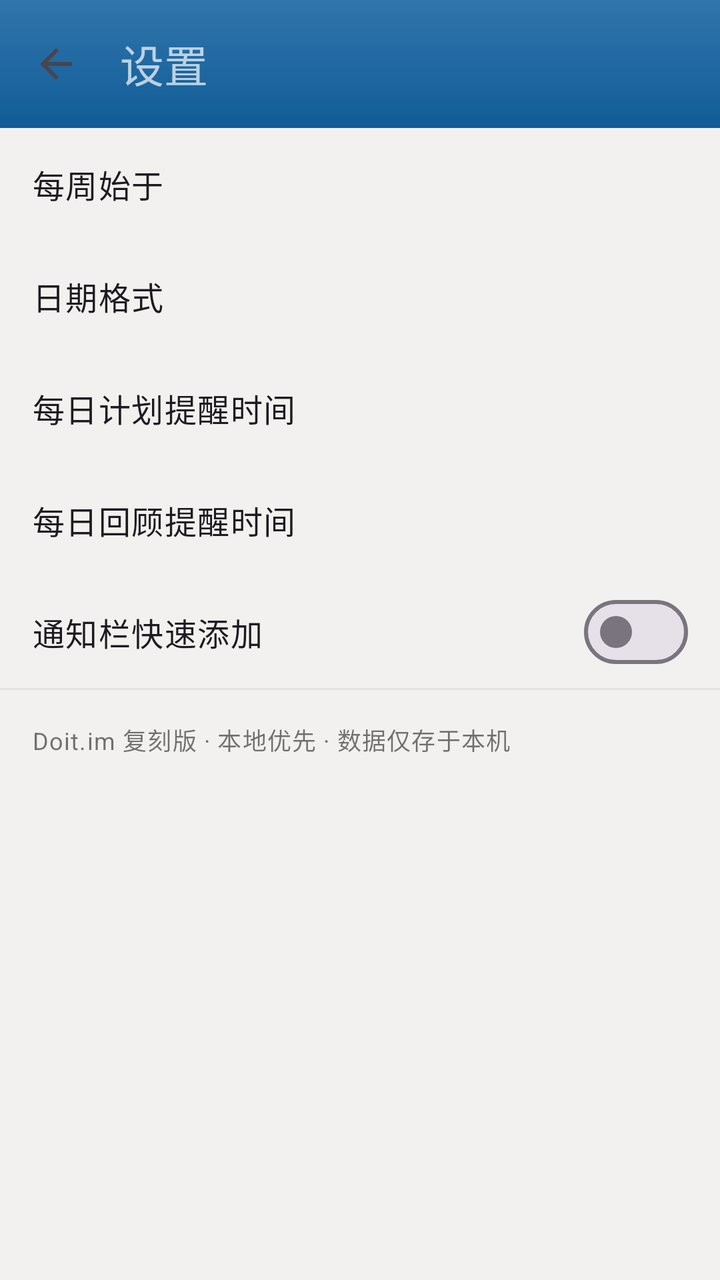
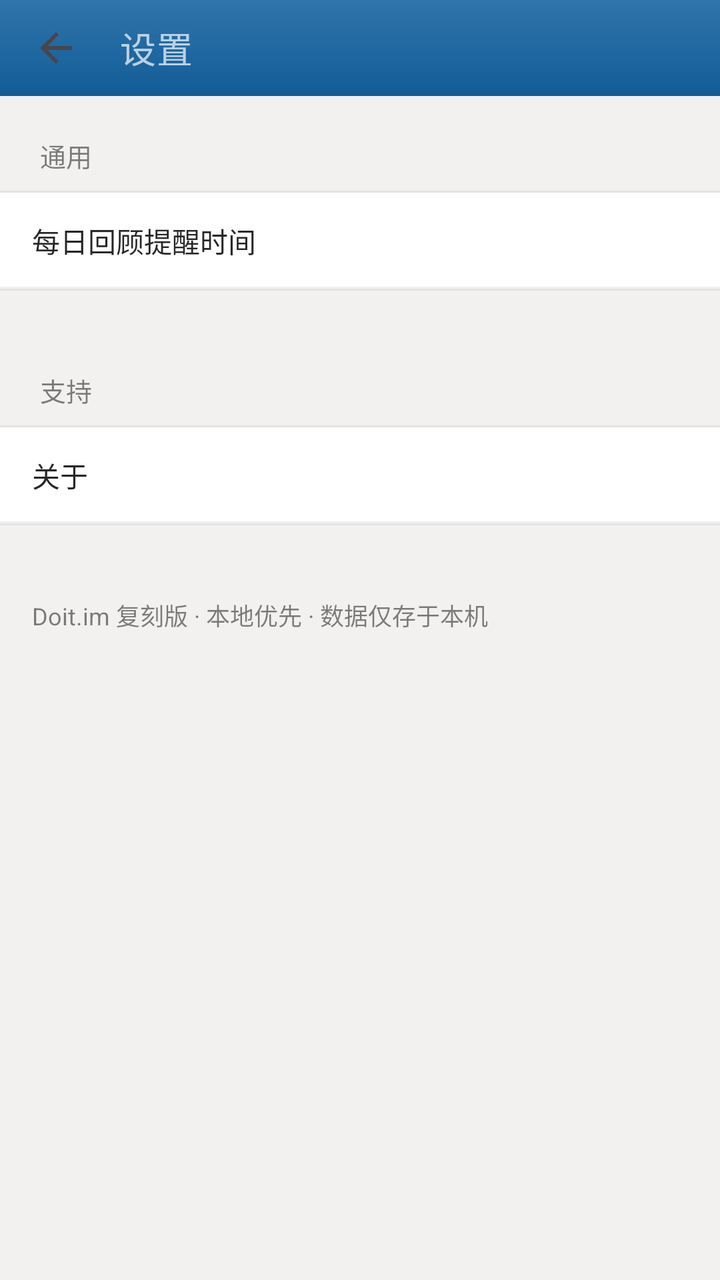

Before-and-after screenshots of an Android layout around one commit, followed by the original layout XML and the change that was made.
<!-- AndroidManifest.xml: application theme Theme.DoitClone -->
<!-- res/layout/activity_settings.xml -->
<ScrollView
    xmlns:android="http://schemas.android.com/apk/res/android"
    xmlns:app="http://schemas.android.com/apk/res-auto"
    android:layout_width="match_parent"
    android:layout_height="match_parent">

    <LinearLayout
        android:layout_width="match_parent"
        android:layout_height="wrap_content"
        android:orientation="vertical">

        <com.google.android.material.appbar.MaterialToolbar
            android:id="@+id/toolbar"
            android:layout_width="match_parent"
            android:layout_height="?attr/actionBarSize"
            android:background="@drawable/actionbar_bg"
            app:navigationIcon="@drawable/ic_arrow_back"
            app:title="@string/settings" 
        app:titleTextColor="@color/actionbar_title_text_color"
        app:theme="@style/ToolbarMenuTheme" />

        <LinearLayout
            android:id="@+id/row_week_start"
            android:layout_width="match_parent"
            android:layout_height="56dp"
            android:gravity="center_vertical"
            android:orientation="horizontal"
            android:paddingStart="16dp"
            android:paddingEnd="16dp"
            android:background="?attr/selectableItemBackground">
            <TextView android:id="@+id/label_week_start" android:layout_width="0dp" android:layout_weight="1" android:layout_height="wrap_content" android:text="@string/settings_week_start" android:textAppearance="@style/TextAppearance.Material3.BodyLarge" />
            <TextView android:id="@+id/value_week_start" android:layout_width="wrap_content" android:layout_height="wrap_content" android:textColor="@color/text_secondary" android:textAppearance="@style/TextAppearance.Material3.BodyMedium" />
        </LinearLayout>

        <LinearLayout
            android:id="@+id/row_date_format"
            android:layout_width="match_parent"
            android:layout_height="56dp"
            android:gravity="center_vertical"
            android:orientation="horizontal"
            android:paddingStart="16dp"
            android:paddingEnd="16dp"
            android:background="?attr/selectableItemBackground">
            <TextView android:layout_width="0dp" android:layout_weight="1" android:layout_height="wrap_content" android:text="@string/settings_date_format" android:textAppearance="@style/TextAppearance.Material3.BodyLarge" />
            <TextView android:id="@+id/value_date_format" android:layout_width="wrap_content" android:layout_height="wrap_content" android:textColor="@color/text_secondary" android:textAppearance="@style/TextAppearance.Material3.BodyMedium" />
        </LinearLayout>

        <LinearLayout
            android:id="@+id/row_plan_time"
            android:layout_width="match_parent"
            android:layout_height="56dp"
            android:gravity="center_vertical"
            android:orientation="horizontal"
            android:paddingStart="16dp"
            android:paddingEnd="16dp"
            android:background="?attr/selectableItemBackground">
            <TextView android:layout_width="0dp" android:layout_weight="1" android:layout_height="wrap_content" android:text="@string/settings_daily_plan_time" android:textAppearance="@style/TextAppearance.Material3.BodyLarge" />
            <TextView android:id="@+id/value_plan_time" android:layout_width="wrap_content" android:layout_height="wrap_content" android:textColor="@color/text_secondary" android:textAppearance="@style/TextAppearance.Material3.BodyMedium" />
        </LinearLayout>

        <LinearLayout
            android:id="@+id/row_review_time"
            android:layout_width="match_parent"
            android:layout_height="56dp"
            android:gravity="center_vertical"
            android:orientation="horizontal"
            android:paddingStart="16dp"
            android:paddingEnd="16dp"
            android:background="?attr/selectableItemBackground">
            <TextView android:layout_width="0dp" android:layout_weight="1" android:layout_height="wrap_content" android:text="@string/settings_daily_review_time" android:textAppearance="@style/TextAppearance.Material3.BodyLarge" />
            <TextView android:id="@+id/value_review_time" android:layout_width="wrap_content" android:layout_height="wrap_content" android:textColor="@color/text_secondary" android:textAppearance="@style/TextAppearance.Material3.BodyMedium" />
        </LinearLayout>

        <LinearLayout
            android:id="@+id/row_quick_add"
            android:layout_width="match_parent"
            android:layout_height="56dp"
            android:gravity="center_vertical"
            android:orientation="horizontal"
            android:paddingStart="16dp"
            android:paddingEnd="16dp">
            <TextView android:layout_width="0dp" android:layout_weight="1" android:layout_height="wrap_content" android:text="@string/settings_quick_add" android:textAppearance="@style/TextAppearance.Material3.BodyLarge" />
            <com.google.android.material.materialswitch.MaterialSwitch
                android:id="@+id/switch_quick_add"
                android:layout_width="wrap_content"
                android:layout_height="wrap_content" />
        </LinearLayout>

        <View android:layout_width="match_parent" android:layout_height="1dp" android:background="@color/divider" />

        <TextView
            android:layout_width="match_parent"
            android:layout_height="wrap_content"
            android:padding="16dp"
            android:text="@string/settings_about_desc"
            android:textAppearance="@style/TextAppearance.Material3.BodySmall"
            android:textColor="@color/text_secondary" />
    </LinearLayout>
</ScrollView>
<!-- resources referenced by this layout -->
<resources>
  <color name="actionbar_title_text_color">#B2FFFFFF</color>
  <color name="divider">#10000000</color>
  <color name="text_secondary">#8A000000</color>
  <!-- drawable ic_arrow_back (drawable) -->
  <vector xmlns:android="http://schemas.android.com/apk/res/android"
      android:width="24dp" android:height="24dp"
      android:viewportWidth="24" android:viewportHeight="24"
      android:tint="?attr/colorControlNormal">
      <path android:fillColor="@android:color/white" android:pathData="M20,11H7.83l5.59,-5.59L12,4l-8,8 8,8 1.41,-1.41L7.83,13H20v-2z" />
  </vector>
  <string name="settings">设置</string>
  <string name="settings_about_desc">Doit.im 复刻版 · 本地优先 · 数据仅存于本机</string>
  <string name="settings_daily_plan_time">每日计划提醒时间</string>
  <string name="settings_daily_review_time">每日回顾提醒时间</string>
  <string name="settings_date_format">日期格式</string>
  <string name="settings_quick_add">通知栏快速添加</string>
  <string name="settings_week_start">每周始于</string>
  <style name="ToolbarMenuTheme" parent="ThemeOverlay.Material3.Dark">
          <item name="colorControlNormal">#FFFFFFFF</item>
      </style>
  <style name="Theme.DoitClone" parent="Theme.Material3.DayNight.NoActionBar">
          <item name="colorPrimary">@color/actionbar_bg</item>
          <item name="colorOnPrimary">#FFFFFFFF</item>
          <item name="android:colorBackground">@color/home_content_bg</item>
          <item name="android:statusBarColor">@color/actionbar_statusbar</item>
          <item name="android:windowLightStatusBar">false</item>
      </style>
  <color name="actionbar_bg">#FF1262A1</color>
  <color name="actionbar_bg_top">#20FFFFFF</color>
  <color name="actionbar_bg_bottom">#10000000</color>
  <color name="home_content_bg">#FFF2F1EF</color>
  <color name="actionbar_statusbar">#FF0E4F84</color>
  <!-- unchanged entries left out for length: 1 -->
</resources>

<!-- the commit's change to res/layout/activity_settings.xml (unified diff, before → after) -->
@@ -1,99 +1,84 @@
-<ScrollView
-    xmlns:android="http://schemas.android.com/apk/res/android"
+<?xml version="1.0" encoding="utf-8"?>
+<ScrollView xmlns:android="http://schemas.android.com/apk/res/android"
     xmlns:app="http://schemas.android.com/apk/res-auto"
     android:layout_width="match_parent"
-    android:layout_height="match_parent">
-
-    <LinearLayout
-        android:layout_width="match_parent"
-        android:layout_height="wrap_content"
-        android:orientation="vertical">
+    android:layout_height="match_parent"
+    android:fillViewport="true">
+    <LinearLayout android:orientation="vertical" android:layout_width="match_parent" android:layout_height="wrap_content">
 
         <com.google.android.material.appbar.MaterialToolbar
             android:id="@+id/toolbar"
             android:layout_width="match_parent"
-            android:layout_height="?attr/actionBarSize"
+            android:layout_height="@dimen/actionbar_height"
             android:background="@drawable/actionbar_bg"
             app:navigationIcon="@drawable/ic_arrow_back"
-            app:title="@string/settings" 
-        app:titleTextColor="@color/actionbar_title_text_color"
-        app:theme="@style/ToolbarMenuTheme" />
+            app:title="@string/settings"
+            app:titleTextAppearance="@style/ToolbarTitle.Doit"
+            app:titleTextColor="@color/actionbar_title_text_color"
+            app:theme="@style/ToolbarMenuTheme" />
 
-        <LinearLayout
-            android:id="@+id/row_week_start"
+        <TextView android:text="@string/settings_general" android:textSize="13sp" android:textColor="#7F000000" android:layout_marginLeft="20dp" android:layout_marginTop="20dp" android:layout_marginBottom="8dp" android:layout_width="wrap_content" android:layout_height="wrap_content" />
+        <RelativeLayout android:background="@drawable/task_detail_block_wrap_bg" android:paddingTop="1dp" android:paddingBottom="1dp" android:layout_width="match_parent" android:layout_height="wrap_content" android:layout_marginBottom="20dp">
+        <RelativeLayout
+            android:id="@+id/cell_quickadd"
+            android:background="@drawable/task_detail_cell_bg_with_bottom_line"
+            android:paddingLeft="16dp" android:paddingRight="16dp"
             android:layout_width="match_parent"
-            android:layout_height="56dp"
-            android:gravity="center_vertical"
-            android:orientation="horizontal"
-            android:paddingStart="16dp"
-            android:paddingEnd="16dp"
-            android:background="?attr/selectableItemBackground">
-            <TextView android:id="@+id/label_week_start" android:layout_width="0dp" android:layout_weight="1" android:layout_height="wrap_content" android:text="@string/settings_week_start" android:textAppearance="@style/TextAppearance.Material3.BodyLarge" />
-            <TextView android:id="@+id/value_week_start" android:layout_width="wrap_content" android:layout_height="wrap_content" android:textColor="@color/text_secondary" android:textAppearance="@style/TextAppearance.Material3.BodyMedium" />
-        </LinearLayout>
+            android:layout_height="48dp">
+            <TextView android:textSize="14sp" android:textColor="#D8000000" android:layout_centerVertical="true" android:layout_width="wrap_content" android:layout_height="wrap_content" android:text="@string/settings_quick_add" />
+            <com.google.android.material.materialswitch.MaterialSwitch android:id="@+id/switch_quickadd" android:layout_alignParentRight="true" android:layout_centerVertical="true" android:layout_width="wrap_content" android:layout_height="wrap_content" />
+        </RelativeLayout>
+        <RelativeLayout
+            android:id="@+id/cell_week_start"
+            android:background="@drawable/task_detail_cell_bg_with_bottom_line"
+            android:paddingLeft="16dp"
+            android:layout_width="match_parent"
+            android:layout_height="48dp">
+            <TextView android:textSize="14sp" android:textColor="#D8000000" android:layout_centerVertical="true" android:layout_width="wrap_content" android:layout_height="wrap_content" android:text="@string/settings_week_start" />
+            <TextView android:id="@+id/value_week_start" android:textSize="14sp" android:textColor="#CC1262A1" android:gravity="center|right" android:paddingRight="16dp" android:layout_alignParentRight="true" android:layout_centerVertical="true" android:layout_width="wrap_content" android:layout_height="wrap_content" />
+        </RelativeLayout>
+        <RelativeLayout
+            android:id="@+id/cell_date_format"
+            android:background="@drawable/task_detail_cell_bg_with_bottom_line"
+            android:paddingLeft="16dp"
+            android:layout_width="match_parent"
+            android:layout_height="48dp">
+            <TextView android:textSize="14sp" android:textColor="#D8000000" android:layout_centerVertical="true" android:layout_width="wrap_content" android:layout_height="wrap_content" android:text="@string/settings_date_format" />
+            <TextView android:id="@+id/value_date_format" android:textSize="14sp" android:textColor="#CC1262A1" android:gravity="center|right" android:paddingRight="16dp" android:layout_alignParentRight="true" android:layout_centerVertical="true" android:layout_width="wrap_content" android:layout_height="wrap_content" />
+        </RelativeLayout>
+        <RelativeLayout
+            android:id="@+id/cell_plan_time"
+            android:background="@drawable/task_detail_cell_bg_with_bottom_line"
+            android:paddingLeft="16dp"
+            android:layout_width="match_parent"
+            android:layout_height="48dp">
+            <TextView android:textSize="14sp" android:textColor="#D8000000" android:layout_centerVertical="true" android:layout_width="wrap_content" android:layout_height="wrap_content" android:text="@string/settings_daily_plan_time" />
+            <TextView android:id="@+id/value_plan_time" android:textSize="14sp" android:textColor="#CC1262A1" android:gravity="center|right" android:paddingRight="16dp" android:layout_alignParentRight="true" android:layout_centerVertical="true" android:layout_width="wrap_content" android:layout_height="wrap_content" />
+        </RelativeLayout>
+        <RelativeLayout
+            android:id="@+id/cell_review_time"
+            android:background="@drawable/task_detail_cell_bg_with_bottom_line"
+            android:paddingLeft="16dp"
+            android:layout_width="match_parent"
+            android:layout_height="48dp">
+            <TextView android:textSize="14sp" android:textColor="#D8000000" android:layout_centerVertical="true" android:layout_width="wrap_content" android:layout_height="wrap_content" android:text="@string/settings_daily_review_time" />
+            <TextView android:id="@+id/value_review_time" android:textSize="14sp" android:textColor="#CC1262A1" android:gravity="center|right" android:paddingRight="16dp" android:layout_alignParentRight="true" android:layout_centerVertical="true" android:layout_width="wrap_content" android:layout_height="wrap_content" />
+        </RelativeLayout>
+        </RelativeLayout>
 
-        <LinearLayout
-            android:id="@+id/row_date_format"
+        <TextView android:text="@string/settings_support" android:textSize="13sp" android:textColor="#7F000000" android:layout_marginLeft="20dp" android:layout_marginTop="20dp" android:layout_marginBottom="8dp" android:layout_width="wrap_content" android:layout_height="wrap_content" />
+        <RelativeLayout android:background="@drawable/task_detail_block_wrap_bg" android:paddingTop="1dp" android:paddingBottom="1dp" android:layout_width="match_parent" android:layout_height="wrap_content" android:layout_marginBottom="20dp">
+        <RelativeLayout
+            android:id="@+id/cell_about"
+            android:background="@drawable/task_detail_cell_bg_with_bottom_line"
+            android:paddingLeft="16dp"
             android:layout_width="match_parent"
-            android:layout_height="56dp"
-            android:gravity="center_vertical"
-            android:orientation="horizontal"
-            android:paddingStart="16dp"
-            android:paddingEnd="16dp"
-            android:background="?attr/selectableItemBackground">
-            <TextView android:layout_width="0dp" android:layout_weight="1" android:layout_height="wrap_content" android:text="@string/settings_date_format" android:textAppearance="@style/TextAppearance.Material3.BodyLarge" />
-            <TextView android:id="@+id/value_date_format" android:layout_width="wrap_content" android:layout_height="wrap_content" android:textColor="@color/text_secondary" android:textAppearance="@style/TextAppearance.Material3.BodyMedium" />
-        </LinearLayout>
+            android:layout_height="48dp">
+            <TextView android:textSize="14sp" android:textColor="#D8000000" android:layout_centerVertical="true" android:layout_width="wrap_content" android:layout_height="wrap_content" android:text="@string/settings_about_us" />
+            <TextView android:id="@+id/value_about" android:textSize="14sp" android:textColor="#CC1262A1" android:gravity="center|right" android:paddingRight="16dp" android:layout_alignParentRight="true" android:layout_centerVertical="true" android:layout_width="wrap_content" android:layout_height="wrap_content" />
+        </RelativeLayout>
+        </RelativeLayout>
 
-        <LinearLayout
-            android:id="@+id/row_plan_time"
-            android:layout_width="match_parent"
-            android:layout_height="56dp"
-            android:gravity="center_vertical"
-            android:orientation="horizontal"
-            android:paddingStart="16dp"
-            android:paddingEnd="16dp"
-            android:background="?attr/selectableItemBackground">
-            <TextView android:layout_width="0dp" android:layout_weight="1" android:layout_height="wrap_content" android:text="@string/settings_daily_plan_time" android:textAppearance="@style/TextAppearance.Material3.BodyLarge" />
-            <TextView android:id="@+id/value_plan_time" android:layout_width="wrap_content" android:layout_height="wrap_content" android:textColor="@color/text_secondary" android:textAppearance="@style/TextAppearance.Material3.BodyMedium" />
-        </LinearLayout>
-
-        <LinearLayout
-            android:id="@+id/row_review_time"
-            android:layout_width="match_parent"
-            android:layout_height="56dp"
-            android:gravity="center_vertical"
-            android:orientation="horizontal"
-            android:paddingStart="16dp"
-            android:paddingEnd="16dp"
-            android:background="?attr/selectableItemBackground">
-            <TextView android:layout_width="0dp" android:layout_weight="1" android:layout_height="wrap_content" android:text="@string/settings_daily_review_time" android:textAppearance="@style/TextAppearance.Material3.BodyLarge" />
-            <TextView android:id="@+id/value_review_time" android:layout_width="wrap_content" android:layout_height="wrap_content" android:textColor="@color/text_secondary" android:textAppearance="@style/TextAppearance.Material3.BodyMedium" />
-        </LinearLayout>
-
-        <LinearLayout
-            android:id="@+id/row_quick_add"
-            android:layout_width="match_parent"
-            android:layout_height="56dp"
-            android:gravity="center_vertical"
-            android:orientation="horizontal"
-            android:paddingStart="16dp"
-            android:paddingEnd="16dp">
-            <TextView android:layout_width="0dp" android:layout_weight="1" android:layout_height="wrap_content" android:text="@string/settings_quick_add" android:textAppearance="@style/TextAppearance.Material3.BodyLarge" />
-            <com.google.android.material.materialswitch.MaterialSwitch
-                android:id="@+id/switch_quick_add"
-                android:layout_width="wrap_content"
-                android:layout_height="wrap_content" />
-        </LinearLayout>
-
-        <View android:layout_width="match_parent" android:layout_height="1dp" android:background="@color/divider" />
-
-        <TextView
-            android:layout_width="match_parent"
-            android:layout_height="wrap_content"
-            android:padding="16dp"
-            android:text="@string/settings_about_desc"
-            android:textAppearance="@style/TextAppearance.Material3.BodySmall"
-            android:textColor="@color/text_secondary" />
+        <TextView android:text="@string/settings_about_desc" android:textSize="12sp" android:textColor="#7F000000" android:padding="16dp" android:layout_width="match_parent" android:layout_height="wrap_content" />
     </LinearLayout>
 </ScrollView>
<!-- resource entries referenced after the edit -->
@@ -1,8 +1,7 @@
 <!-- resources referenced by this layout -->
 <resources>
   <color name="actionbar_title_text_color">#B2FFFFFF</color>
-  <color name="divider">#10000000</color>
-  <color name="text_secondary">#8A000000</color>
+  <dimen name="actionbar_height">48dp</dimen>
   <!-- drawable ic_arrow_back (drawable) -->
   <vector xmlns:android="http://schemas.android.com/apk/res/android"
       android:width="24dp" android:height="24dp"
@@ -10,15 +9,52 @@
       android:tint="?attr/colorControlNormal">
       <path android:fillColor="@android:color/white" android:pathData="M20,11H7.83l5.59,-5.59L12,4l-8,8 8,8 1.41,-1.41L7.83,13H20v-2z" />
   </vector>
+  <!-- drawable task_detail_block_wrap_bg (drawable) -->
+  <?xml version="1.0" encoding="utf-8"?>
+  <layer-list xmlns:android="http://schemas.android.com/apk/res/android">
+      <item>
+          <shape android:shape="rectangle">
+              <solid android:color="@color/task_detail_block_top_bottom_line_color" />
+          </shape>
+      </item>
+      <item android:top="1dp" android:bottom="1dp">
+          <shape android:shape="rectangle">
+              <solid android:color="@android:color/white" />
+          </shape>
+      </item>
+  </layer-list>
+  <!-- drawable task_detail_cell_bg_with_bottom_line (drawable) -->
+  <?xml version="1.0" encoding="utf-8"?>
+  <layer-list xmlns:android="http://schemas.android.com/apk/res/android">
+      <item>
+          <shape android:shape="rectangle">
+              <solid android:color="@android:color/white" />
+          </shape>
+      </item>
+      <item android:gravity="bottom">
+          <shape android:shape="rectangle">
+              <size android:height="1dp" />
+              <solid android:color="@color/task_detail_block_top_bottom_line_color" />
+          </shape>
+      </item>
+  </layer-list>
   <string name="settings">设置</string>
   <string name="settings_about_desc">Doit.im 复刻版 · 本地优先 · 数据仅存于本机</string>
+  <string name="settings_about_us">关于</string>
   <string name="settings_daily_plan_time">每日计划提醒时间</string>
   <string name="settings_daily_review_time">每日回顾提醒时间</string>
   <string name="settings_date_format">日期格式</string>
+  <string name="settings_general">通用</string>
   <string name="settings_quick_add">通知栏快速添加</string>
+  <string name="settings_support">支持</string>
   <string name="settings_week_start">每周始于</string>
   <style name="ToolbarMenuTheme" parent="ThemeOverlay.Material3.Dark">
           <item name="colorControlNormal">#FFFFFFFF</item>
+      </style>
+  <style name="ToolbarTitle.Doit" parent="TextAppearance.Material3.TitleMedium">
+          <item name="android:textSize">18sp</item>
+          <item name="android:textColor">@color/actionbar_title_text_color</item>
+          <item name="android:includeFontPadding">false</item>
       </style>
   <style name="Theme.DoitClone" parent="Theme.Material3.DayNight.NoActionBar">
           <item name="colorPrimary">@color/actionbar_bg</item>
@@ -30,6 +66,7 @@
   <color name="actionbar_bg">#FF1262A1</color>
   <color name="actionbar_bg_top">#20FFFFFF</color>
   <color name="actionbar_bg_bottom">#10000000</color>
+  <color name="task_detail_block_top_bottom_line_color">#0F000000</color>
   <color name="home_content_bg">#FFF2F1EF</color>
   <color name="actionbar_statusbar">#FF0E4F84</color>
   <!-- unchanged entries left out for length: 1 -->
